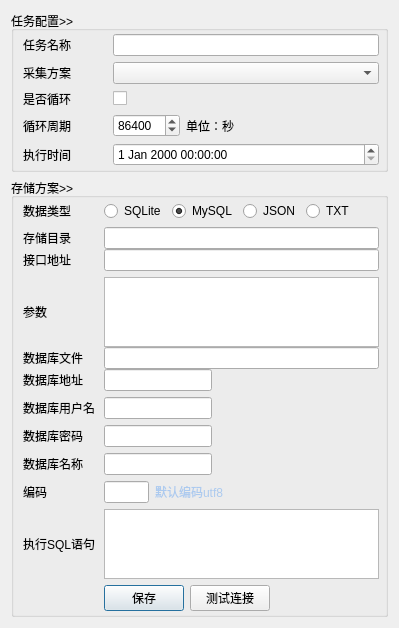
This is UI/Task.ui in leaboy/pycollect as Qt 5 draws it before an edit. The edited form follows.
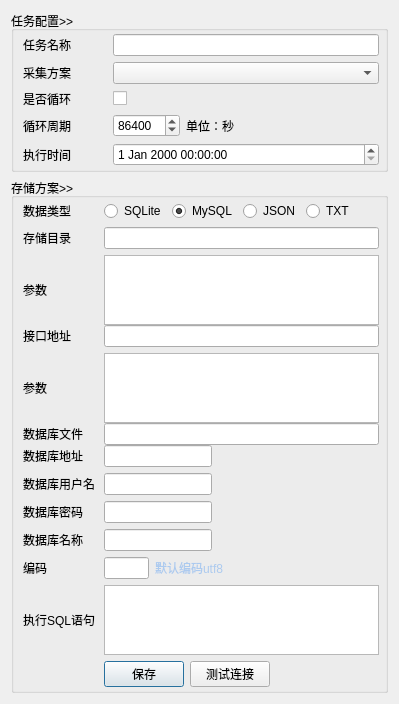
This is the edited form.

Patch:
```diff
--- a/UI/Task.ui
+++ b/UI/Task.ui
@@ -7,7 +7,7 @@
     <x>0</x>
     <y>0</y>
     <width>399</width>
-    <height>582</height>
+    <height>659</height>
    </rect>
   </property>
   <property name="windowTitle">
@@ -192,17 +192,14 @@
               <widget class="QLineEdit" name="txt_path"/>
              </item>
              <item row="1" column="0">
-              <spacer name="verticalSpacer">
-               <property name="orientation">
-                <enum>Qt::Vertical</enum>
+              <widget class="QLabel" name="label_19">
+               <property name="text">
+                <string>参数</string>
                </property>
-               <property name="sizeHint" stdset="0">
-                <size>
-                 <width>20</width>
-                 <height>40</height>
-                </size>
-               </property>
-              </spacer>
+              </widget>
+             </item>
+             <item row="1" column="1">
+              <widget class="QPlainTextEdit" name="txt_param"/>
              </item>
             </layout>
            </widget>
```
